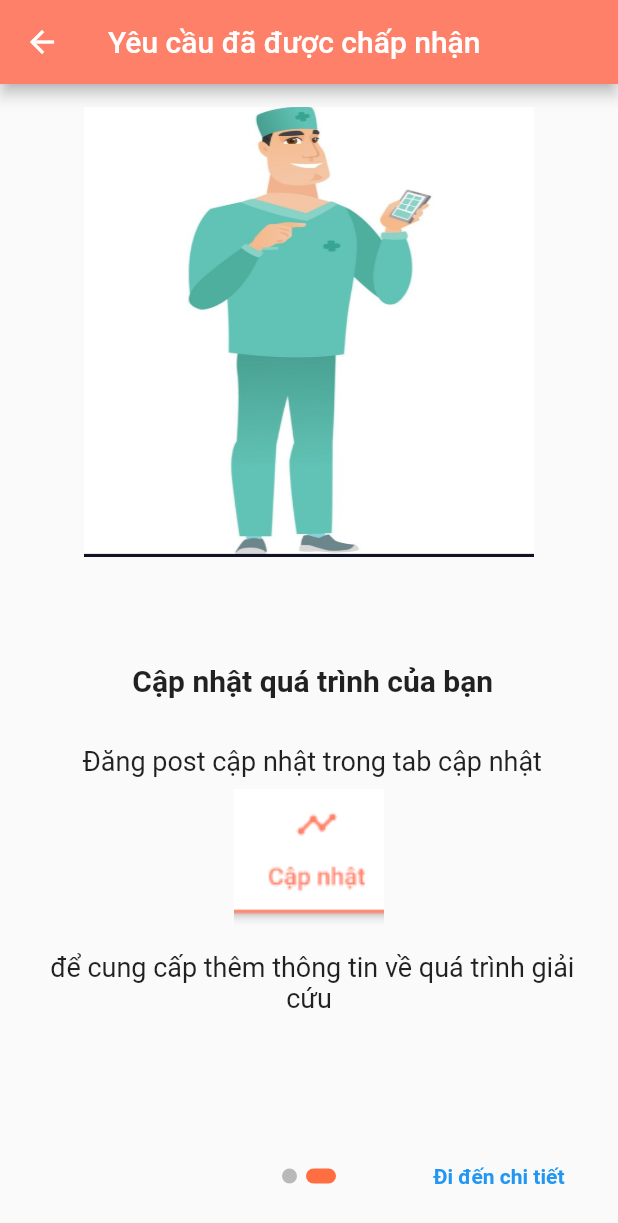
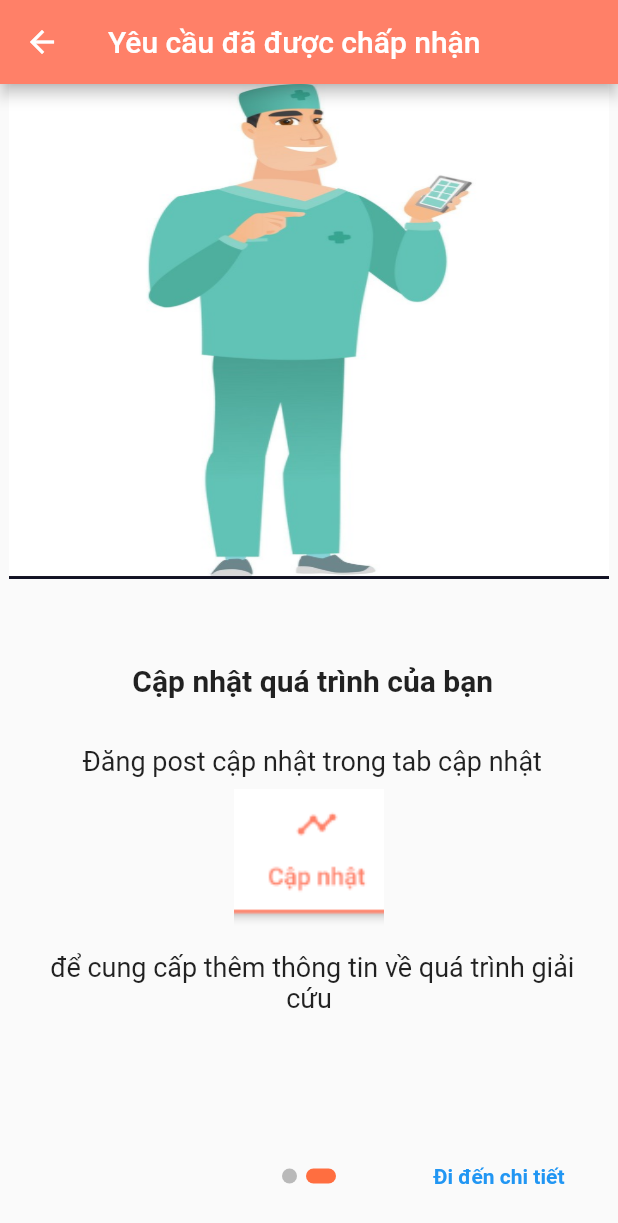
Before and after one commit to catInOrbit/PetRescue, a Flutter app: the TrackingPageImproved screen opened directly with sample values from the repository, swiped to page 2, on a phone screen of 412 x 824 dp. Shown: the top 1223 px of the screen. Run offline on Flutter 3.47's test engine with Material 2 defaults, Android fonts, the phone set to English and light mode, and no system bars; drawn by our look-alikes of introduction_screen; our stand-ins replace email_validator, flutter_icons, flutter_signin_button, flutter_slidable, flutter_svg, formz and 6 more; missing offline and left inert: flappy_search_bar, flutter_custom_dialog, timeline_list; network calls fail.

Commit message:
Updatee 23:20

```diff
--- a/lib/notification/notification_widget.dart
+++ b/lib/notification/notification_widget.dart
@@ -626,7 +626,7 @@ class _NotifiSecondState extends State<NotifiSecond> {
                           width: 10,
                         ),
                         Text(
-                          "Giải cứu thành công an toàn",
+                          "Giải cứu thành công ",
                           style: TextStyle(fontSize: 20, color: PetRescueTheme.darkGreen),
                           overflow: TextOverflow.ellipsis,
                           maxLines: 1,
--- a/lib/screens/TrackingPageImrpoved.dart
+++ b/lib/screens/TrackingPageImrpoved.dart
@@ -75,8 +75,8 @@ class _TrackingPageImprovedState extends State<TrackingPageImproved> {
       ),
       image:  SafeArea(
         child: Center(child: Container(
-          height: 300,
-          width: 300,
+          height: 330,
+          width: 400,
           decoration: BoxDecoration(image: DecorationImage(fit: BoxFit.fill,image: AssetImage("lib/assets/doctor.jpg"))),)),
       ),
     )
--- a/lib/widgets/post_card.dart
+++ b/lib/widgets/post_card.dart
@@ -253,7 +253,9 @@ class _PostCardState extends State<PostCard>
                         SizedBox(
                           height: 10,
                         ),
-                        Padding(
+
+                        if(widget.postModel.postType != PostType.AdoptPost)
+                          Padding(
                           padding: const EdgeInsets.only(left: 12),
                           child: Align(
                             alignment: Alignment.centerRight,
@@ -279,7 +281,7 @@ class _PostCardState extends State<PostCard>
                               ],
                             ),
                           ),
-                        ),
+                        ) ,
 
                         Padding(
                           padding: const EdgeInsets.all(12),
```
Also changed, not shown: lib/profile/SilverAppBar.dart (+5 -3 lines), lib/profile/TabAdoption.dart (+7 -7 lines), lib/repository/data/user_list.dart (+4 -4 lines), lib/screens/adopt_process_introduction.dart (+5 -2 lines).
